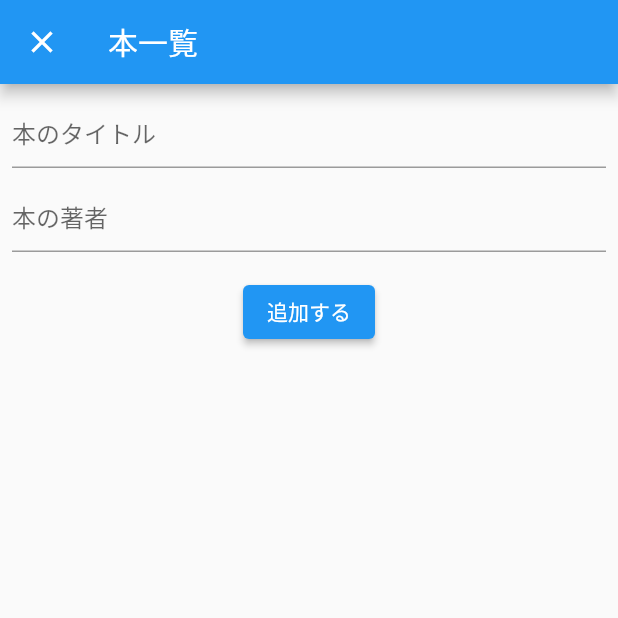
After one commit to TakutoYoshizumi/Firebase_book_list, a Flutter app: the screen it shows after launch, after a tap on the "add" icon, on a phone screen of 412 x 824 dp, the top half of it. The commit adds this screen. Run offline on Flutter 3.47's test engine with Material 2 defaults, Android fonts, the phone set to English and light mode, and no system bars; our stand-ins replace cloud_firestore, firebase_core; accounts and stored records are empty.

Commit message:
値の追加

```diff
--- /dev/null
+++ b/lib/add_book/add_book_model.dart
@@ -0,0 +1,26 @@
+import 'package:cloud_firestore/cloud_firestore.dart';
+import 'package:flutter/material.dart';
+
+//ChangeNotifierはリスナーに変更通知を行う機能を提供しているクラス
+class AddBookModel extends ChangeNotifier {
+  String? title;
+  String? author;
+
+  Future addBook() async {
+    if (title == null || title == "") {
+      throw "タイトルが入力されていません";
+    }
+
+    if (author == null || author!.isEmpty) {
+      throw "著者が入力されていません";
+    }
+
+    //firestoreに追加
+    await FirebaseFirestore.instance.collection('books').add(
+      {
+        "title": title,
+        "author": author,
+      },
+    );
+  }
+}
--- /dev/null
+++ b/lib/add_book/add_book_page.dart
@@ -0,0 +1,62 @@
+import 'package:flutter/material.dart';
+import 'package:provider/provider.dart';
+
+import 'add_book_model.dart';
+
+class AddBookPage extends StatelessWidget {
+  @override
+  Widget build(BuildContext context) {
+    return (ChangeNotifierProvider<AddBookModel>(
+      create: (_) => AddBookModel(),
+      child: Scaffold(
+        appBar: AppBar(
+          title: Text('本一覧'),
+        ),
+        body: Center(
+          child: Consumer<AddBookModel>(builder: (context, model, child) {
+            return Padding(
+              padding: const EdgeInsets.all(8.0),
+              child: Column(
+                children: [
+                  TextField(
+                    decoration: InputDecoration(hintText: "本のタイトル"),
+                    onChanged: (text) {
+                      model.title = text;
+                    },
+                  ),
+                  SizedBox(
+                    height: 8,
+                  ),
+                  TextField(
+                    decoration: InputDecoration(hintText: "本の著者"),
+                    onChanged: (text) {
+                      model.author = text;
+                    },
+                  ),
+                  SizedBox(
+                    height: 16,
+                  ),
+                  ElevatedButton(
+                      onPressed: () async {
+                        //追加の処理
+                        try {
+                          await model.addBook();
+                          Navigator.of(context).pop(true);
+                        } catch (e) {
+                          final snackBar = SnackBar(
+                            backgroundColor: Colors.red,
+                            content: Text(e.toString()),
+                          );
+                          ScaffoldMessenger.of(context).showSnackBar(snackBar);
+                        }
+                      },
+                      child: Text("追加する")),
+                ],
+              ),
+            );
+          }),
+        ),
+      ),
+    ));
+  }
+}
--- a/lib/book_list/book_list_page.dart
+++ b/lib/book_list/book_list_page.dart
@@ -1,3 +1,4 @@
+import 'package:firebase_booklist/add_book/add_book_page.dart';
 import 'package:flutter/material.dart';
 import 'package:provider/provider.dart';
 
@@ -34,12 +35,30 @@ class BookListPage extends StatelessWidget {
               );
             }),
           ),
-        floatingActionButton: FloatingActionButton(
-          onPressed: null,
+          floatingActionButton:
+              Consumer<BookListModel>(builder: (context, model, child) {
+            return FloatingActionButton(
+              onPressed: () async {
+                final bool? added = await Navigator.push(
+                    context,
+                    MaterialPageRoute(
+                      builder: (context) => AddBookPage(),
+                      fullscreenDialog: true,
+                    ));
+
+                if (added != null && added) {
+                  final snackBar = SnackBar(
+                    backgroundColor: Colors.green,
+                    content: Text("本を追加しました"),
+                  );
+                  ScaffoldMessenger.of(context).showSnackBar(snackBar);
+                }
+                model.fetchBookList();
+              },
               tooltip: 'Increment',
               child: Icon(Icons.add),
-        ),
-      ),
+            );
+          })),
     ));
   }
 }
```
Also changed, not shown: lib/book_list/book_list_model.dart (+11 -0 lines). Lines whose indentation alone changed are shown as unchanged.
